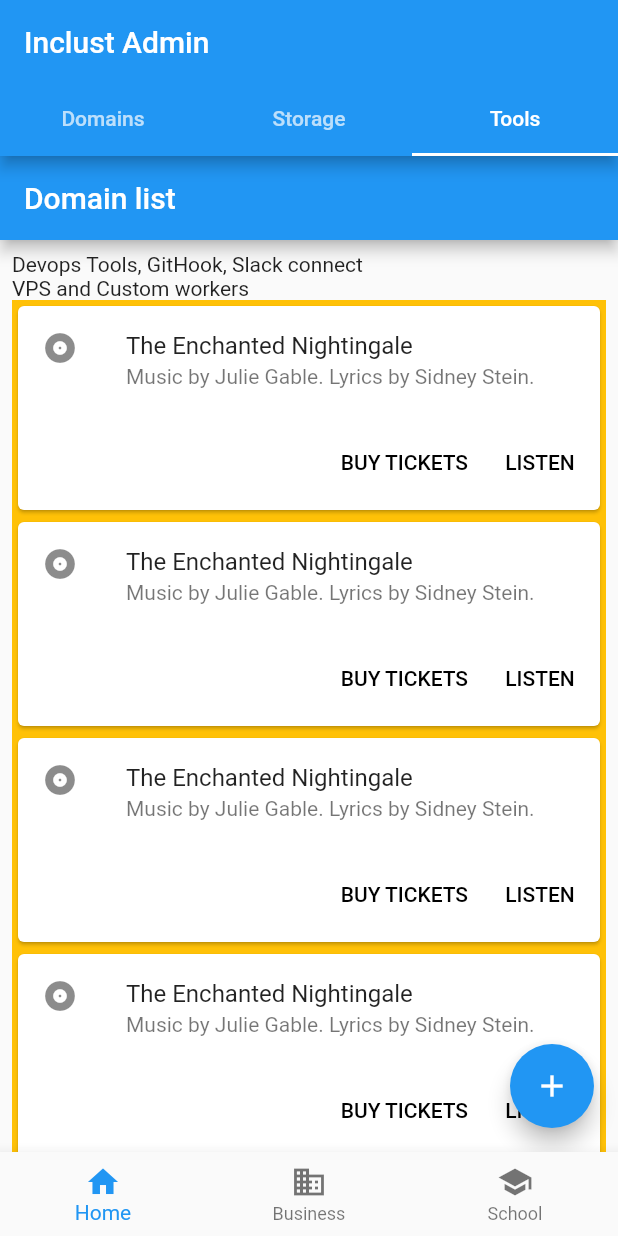
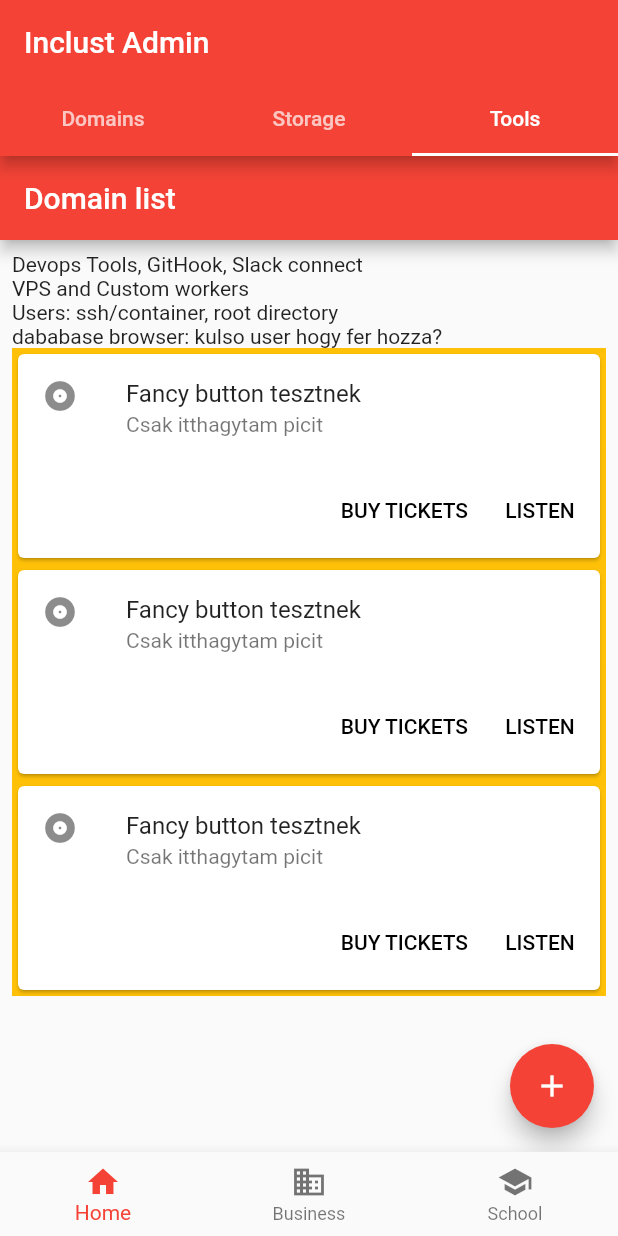
Before and after one commit to buzag/inc01, a Flutter app: the screen it shows after launch, tab 3 chosen, on a phone screen of 412 x 824 dp. Run offline on Flutter 3.47's test engine with Material 2 defaults, Android fonts, the phone set to English and light mode, and no system bars.

Commit message:
icons, refactor

```diff
--- /dev/null
+++ b/flutter_launcher_icons.yaml
@@ -0,0 +1,10 @@
+#flutter pub get
+#flutter pub run flutter_launcher_icons:main -f <your config file name here>
+
+dev_dependencies:
+    flutter_launcher_icons: "^0.7.3"
+
+  flutter_icons:
+    android: "launcher_icon"
+    ios: true
+    image_path: "assets/icon/icon.png"
--- a/lib/main.dart
+++ b/lib/main.dart
@@ -1,7 +1,8 @@
 import 'package:flutter/material.dart';
-import 'domains/webRoutes.dart';
 import 'domains/domains.dart';
 import 'package:inclust01/storage/storages.dart';
+
+import 'trash.dart';
 
 void main() {
   runApp(MyApp());
@@ -14,7 +15,7 @@ class MyApp extends StatelessWidget {
     return MaterialApp(
       title: 'Flutter Demo',
       theme: ThemeData(
-        primarySwatch: Colors.blue,
+        primarySwatch: Colors.red,
         visualDensity: VisualDensity.adaptivePlatformDensity,
       ),
       home: DefaultTabController(
@@ -33,7 +34,7 @@ class MyApp extends StatelessWidget {
           body: TabBarView(children: [
             DomainList(),
             StorageList(),
-            DomainLista(title: 'Domain list'),
+            TrashMenu(title: 'Domain list'),
           ]),
           bottomNavigationBar: BottomNavigationBar(
             items: const <BottomNavigationBarItem>[
@@ -57,92 +58,3 @@ class MyApp extends StatelessWidget {
     );
   }
 }
-
-class DomainLista extends StatefulWidget {
-  DomainLista({Key key, this.title}) : super(key: key);
-
-  // This widget is the home page of your application. It is stateful, meaning
-  // that it has a State object (defined below) that contains fields that affect
-  // how it looks.
-
-  // This class is the configuration for the state. It holds the values (in this
-  // case the title) provided by the parent (in this case the App widget) and
-  // used by the build method of the State. Fields in a Widget subclass are
-  // always marked "final".
-
-  final String title;
-
-  @override
-  _DomainListaState createState() => _DomainListaState();
-}
-
-class _DomainListaState extends State<DomainLista> {
-  int _counter = 0;
-
-  void _incrementCounter() {
-    setState(() {
-      // This call to setState tells the Flutter framework that something has
-      // changed in this State, which causes it to rerun the build method below
-      // so that the display can reflect the updated values. If we changed
-      // _counter without calling setState(), then the build method would not be
-      // called again, and so nothing would appear to happen.
-      _counter++;
-    });
-  }
-
-  @override
-  Widget build(BuildContext context) {
-    return Scaffold(
-      appBar: AppBar(
-        title: Text(widget.title),
-      ),
-      body: ListView(
-        padding: const EdgeInsets.all(8),
-        children: <Widget>[
-          Text('Devops Tools, GitHook, Slack connect'),
-          Text('VPS and Custom workers'),
-          for (int i = 0; i < 10; i++) DomainListElement(),
-        ],
-      ),
-
-      floatingActionButton: FloatingActionButton(
-        onPressed: _incrementCounter,
-        tooltip: 'Increment',
-        child: Icon(Icons.add),
-      ), // This trailing comma makes auto-formatting nicer for build methods.
-    );
-  }
-}
-
-class DomainListElement extends StatelessWidget {
-  @override
-  Widget build(BuildContext context) {
-    return Container(
-      color: Colors.amber[500],
-      child: Card(
-        child: Column(
-          mainAxisSize: MainAxisSize.min,
-          children: <Widget>[
-            const ListTile(
-              leading: Icon(Icons.album),
-              title: Text('The Enchanted Nightingale'),
-              subtitle: Text('Music by Julie Gable. Lyrics by Sidney Stein.'),
-            ),
-            ButtonBar(
-              children: <Widget>[
-                FlatButton(
-                  child: const Text('BUY TICKETS'),
-                  onPressed: () {},
-                ),
-                FlatButton(
-                  child: const Text('LISTEN'),
-                  onPressed: () {/* ... */},
-                ),
-              ],
-            ),
-          ],
-        ),
-      ),
-    );
-  }
-}
--- /dev/null
+++ b/lib/trash.dart
@@ -0,0 +1,79 @@
+import 'package:flutter/material.dart';
+
+class TrashMenu extends StatefulWidget {
+  TrashMenu({Key key, this.title}) : super(key: key);
+
+  // This widget is the home page of your application. It is stateful, meaning
+  // that it has a State object (defined below) that contains fields that affect
+  // how it looks.
+
+  // This class is the configuration for the state. It holds the values (in this
+  // case the title) provided by the parent (in this case the App widget) and
+  // used by the build method of the State. Fields in a Widget subclass are
+  // always marked "final".
+
+  final String title;
+
+  @override
+  _TrashMenuState createState() => _TrashMenuState();
+}
+
+class _TrashMenuState extends State<TrashMenu> {
+  @override
+  Widget build(BuildContext context) {
+    return Scaffold(
+      appBar: AppBar(
+        title: Text(widget.title),
+      ),
+      body: ListView(
+        padding: const EdgeInsets.all(8),
+        children: <Widget>[
+          Text('Devops Tools, GitHook, Slack connect'),
+          Text('VPS and Custom workers'),
+          Text('Users: ssh/container, root directory'),
+          Text('dababase browser: kulso user hogy fer hozza?'),
+          for (int i = 0; i < 3; i++) TrashMenuElement(),
+        ],
+      ),
+
+      floatingActionButton: FloatingActionButton(
+        onPressed: (null),
+        tooltip: 'Increment',
+        child: Icon(Icons.add),
+      ), // This trailing comma makes auto-formatting nicer for build methods.
+    );
+  }
+}
+
+class TrashMenuElement extends StatelessWidget {
+  @override
+  Widget build(BuildContext context) {
+    return Container(
+      color: Colors.amber[500],
+      child: Card(
+        child: Column(
+          mainAxisSize: MainAxisSize.min,
+          children: <Widget>[
+            const ListTile(
+              leading: Icon(Icons.album),
+              title: Text('Fancy button tesztnek'),
+              subtitle: Text('Csak itthagytam picit'),
+            ),
+            ButtonBar(
+              children: <Widget>[
+                FlatButton(
+                  child: const Text('BUY TICKETS'),
+                  onPressed: () {},
+                ),
+                FlatButton(
+                  child: const Text('LISTEN'),
+                  onPressed: () {/* ... */},
+                ),
+              ],
+            ),
+          ],
+        ),
+      ),
+    );
+  }
+}
```
Also changed, not shown: pubspec.yaml (+7 -1 lines), assets/icon/icon.png (added), pubspec.lock, 27 other files.
